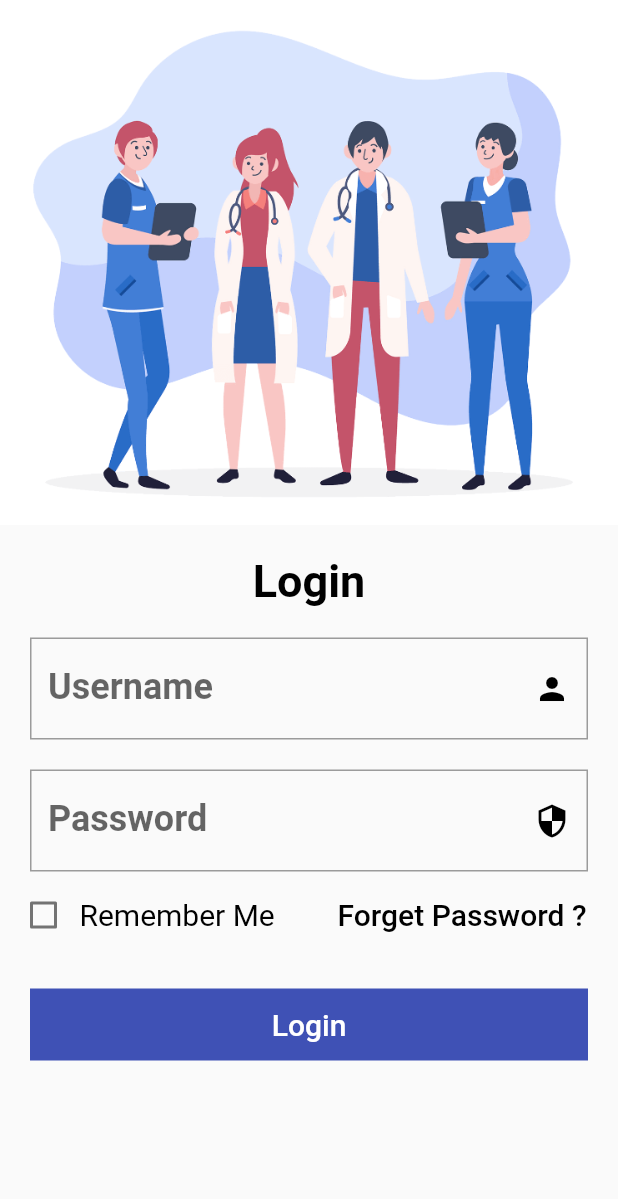
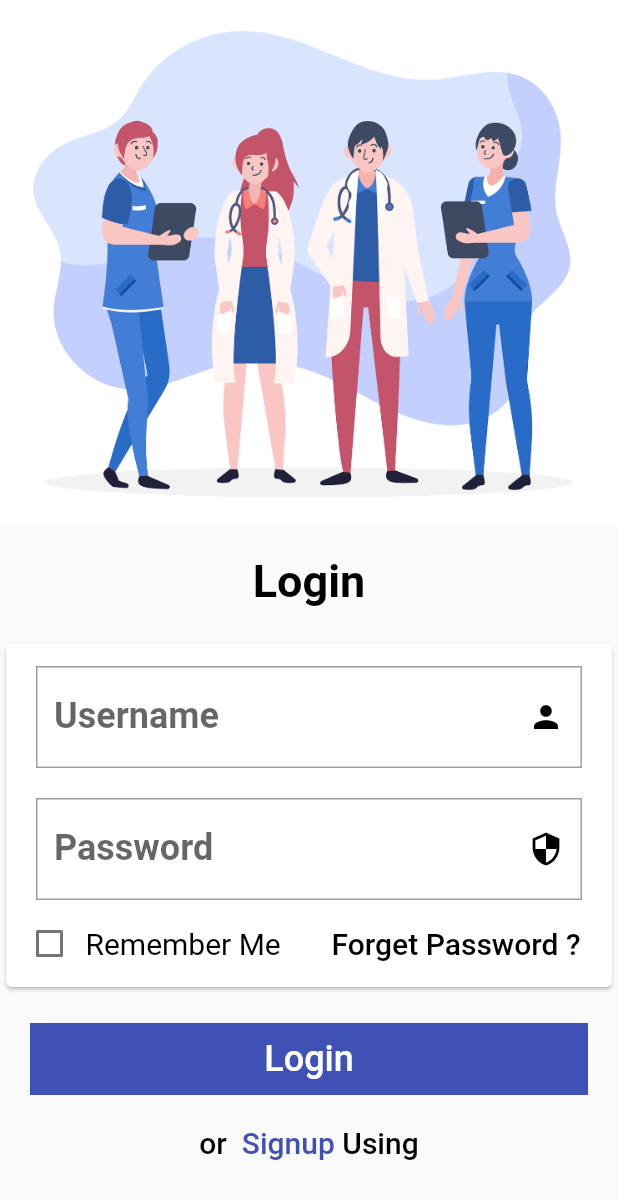
Before and after one commit to jspw/MeOne-Doctor-Patient-Version, a Flutter app: the screen it shows after launch, after a tap on "Login", on a phone screen of 412 x 824 dp. Shown: the top 1199 px of the screen. Run offline on Flutter 3.47's test engine with Material 2 defaults, Android fonts, the phone set to English and light mode, and no system bars.

Commit message:
mobile login page

```diff
--- a/client/Mobile/medone/lib/Admin/Screens/login.dart
+++ b/client/Mobile/medone/lib/Admin/Screens/login.dart
@@ -39,10 +39,14 @@ class LoginState extends State {
               ),
             ),
           ),
-          Column(
+          Card(
+            child: Column(
               mainAxisAlignment: MainAxisAlignment.start,
               crossAxisAlignment: CrossAxisAlignment.start,
               children: <Widget>[
+                SizedBox(
+                  height: 15,
+                ),
                 CustomTextField(
                   _usernameController,
                   "Username",
@@ -75,7 +79,8 @@ class LoginState extends State {
                               }),
                           Text(
                             "Remember Me",
-                          style: TextStyle(fontSize: 20.0, color: Colors.black),
+                            style:
+                                TextStyle(fontSize: 20.0, color: Colors.black),
                           )
                         ],
                       ),
@@ -91,19 +96,58 @@ class LoginState extends State {
                 )
               ],
             ),
+          ),
           Padding(
             padding: const EdgeInsets.all(20.0),
             child: Container(
               color: Theme.of(context).accentColor,
               child: FlatButton(
-                  onPressed: () => debugPrint("Login"),
+                  onPressed: () {
+                    debugPrint("Printing Login Info : ");
+                    debugPrint(_usernameController.toString());
+                    debugPrint(_passwordController.toString());
+                    debugPrint(_rembermeValue.toString());
+                    debugPrint("Login");
+                  },
                   child: Text(
                     "Login",
                     style: TextStyle(
                       color: Colors.white,
-                      fontSize: 20.0,
+                      fontSize: 24.0,
                     ),
                   )),
+            ),
+          ),
+          Center(
+            child: Row(
+              crossAxisAlignment: CrossAxisAlignment.center,
+              mainAxisAlignment: MainAxisAlignment.center,
+              children: <Widget>[
+                Text(
+                  "or ",
+                  style: TextStyle(
+                      color: Colors.black,
+                      fontSize: 20.0,
+                      fontWeight: FontWeight.w500),
+                ),
+                GestureDetector(
+                  child: Text(
+                    " Signup ",
+                    style: TextStyle(
+                        color: Theme.of(context).accentColor,
+                        fontSize: 20.0,
+                        fontWeight: FontWeight.w500),
+                  ),
+                  onTap: () => debugPrint("Signup"),
+                ),
+                Text(
+                  "Using",
+                  style: TextStyle(
+                      color: Colors.black,
+                      fontSize: 20.0,
+                      fontWeight: FontWeight.w500),
+                ),
+              ],
             ),
           )
         ],
```
Also changed, not shown: client/Mobile/medone/lib/Admin/Screens/forgetPassword.dart (added). Lines whose indentation alone changed are shown as unchanged.
